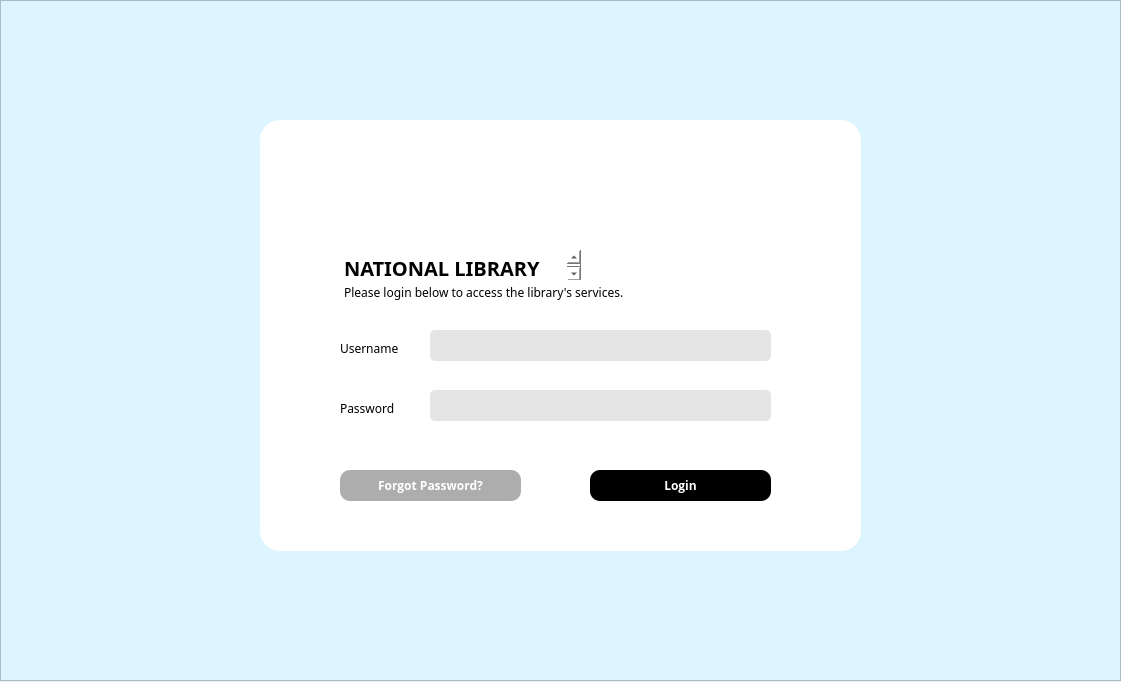
This is LIS/memberlogin.ui in TenacioussD/library_information_system as Qt 5 draws it before an edit. The edited form follows.
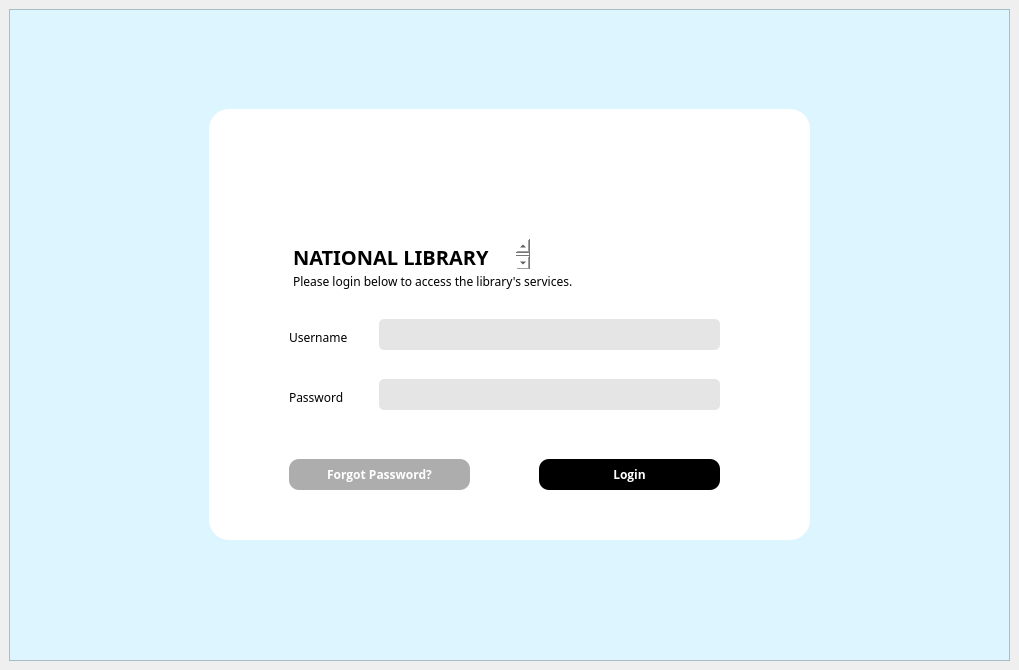
This is the edited form. Icons and pictures are not drawn.

Commit message: Changed a few design details

What changed in the file:
```diff
--- a/LIS/memberlogin.ui
+++ b/LIS/memberlogin.ui
@@ -6,23 +6,17 @@
    <rect>
     <x>0</x>
     <y>0</y>
-    <width>1121</width>
-    <height>682</height>
+    <width>1019</width>
+    <height>670</height>
    </rect>
   </property>
   <property name="windowTitle">
    <string>MainWindow</string>
   </property>
   <widget class="QWidget" name="centralwidget">
+   <layout class="QVBoxLayout" name="verticalLayout">
+    <item>
    <widget class="QFrame" name="background">
-    <property name="geometry">
-     <rect>
-      <x>0</x>
-      <y>0</y>
-      <width>1121</width>
-      <height>681</height>
-     </rect>
-    </property>
     <property name="styleSheet">
      <string notr="true">background: rgb(220, 245, 255);;</string>
     </property>
@@ -38,8 +32,8 @@
      </property>
      <property name="geometry">
       <rect>
-       <x>260</x>
-       <y>120</y>
+         <x>200</x>
+         <y>100</y>
        <width>601</width>
        <height>431</height>
       </rect>
@@ -249,6 +243,8 @@
      </widget>
     </widget>
    </widget>
+    </item>
+   </layout>
   </widget>
  </widget>
  <resources>
```
Lines whose indentation alone changed are shown as unchanged. The commit also changes 6 other files.
